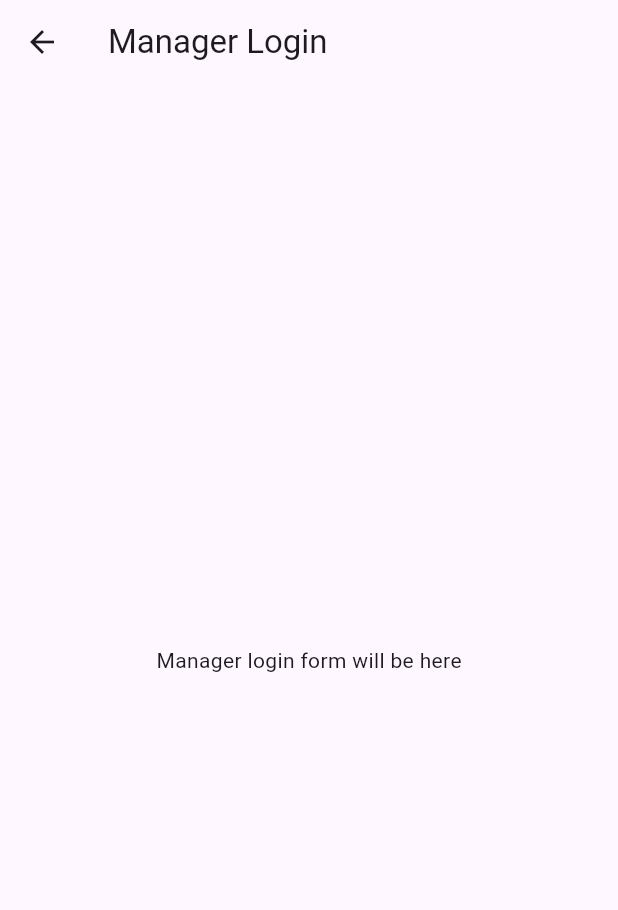
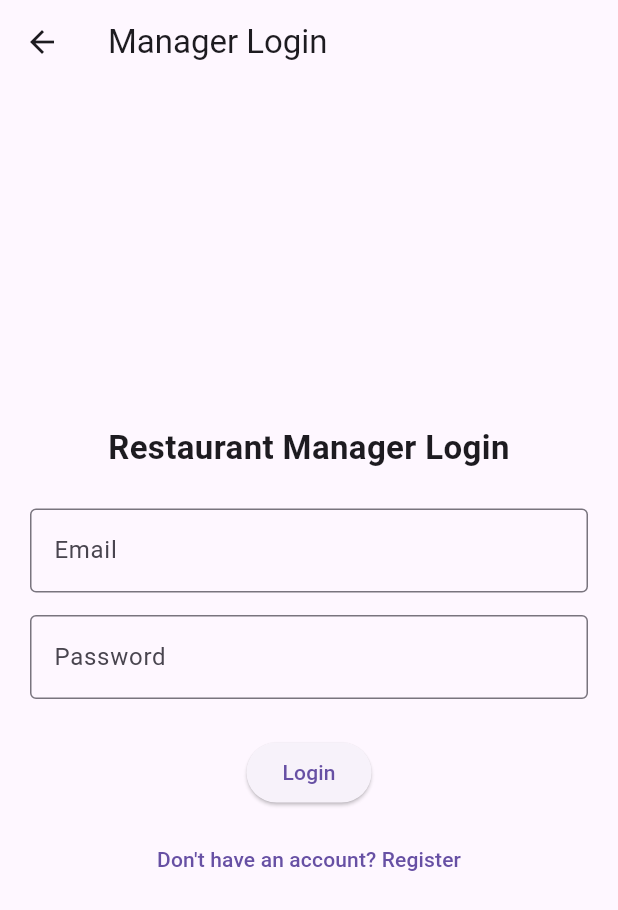
Before and after one commit to dawit-gt/enbla-restaurant-reservation, a Flutter app: the LoginManagerScreen screen opened by its route, on a phone screen of 412 x 824 dp. Shown: the top 910 px of the screen. Run offline on Flutter 3.47's test engine with Material 3 defaults, Android fonts, the phone set to English and light mode, and no system bars.

Commit message:
Update customer and manager login screens UI

```diff
--- a/src/flutter/enbla_app/lib/main.dart
+++ b/src/flutter/enbla_app/lib/main.dart
@@ -5,6 +5,8 @@ import 'screens/home/home_screen.dart';
 import 'screens/auth/role_selection_screen.dart';
 import 'screens/auth/login_customer_screen.dart';
 import 'screens/auth/login_manager_screen.dart';
+import 'screens/auth/register_customer_screen.dart';
+import 'screens/auth/register_manager_screen.dart';
 
 void main() {
   runApp(const EnblaApp());
@@ -27,6 +29,8 @@ class EnblaApp extends StatelessWidget {
         '/select-role': (context) => RoleSelectionScreen(),
         '/login_customer': (context) => LoginCustomerScreen(),
         '/login_manager': (context) => LoginManagerScreen(),
+        '/register_customer': (context) => RegisterCustomerScreen(),
+        '/register_manager': (context) => RegisterManagerScreen(),
       },
     );
   }
--- a/src/flutter/enbla_app/lib/screens/auth/login_manager_screen.dart
+++ b/src/flutter/enbla_app/lib/screens/auth/login_manager_screen.dart
@@ -1,14 +1,63 @@
 import 'package:flutter/material.dart';
 
 class LoginManagerScreen extends StatelessWidget {
-  const LoginManagerScreen({super.key});
+  const LoginManagerScreen({Key? key}) : super(key: key);
 
   @override
   Widget build(BuildContext context) {
     return Scaffold(
-      appBar: AppBar(title: Text('Manager Login')),
-      body: Center(
-        child: Text('Manager login form will be here'),
+      appBar: AppBar(
+        title: Text('Manager Login'),
+      ),
+      body: Padding(
+        padding: const EdgeInsets.all(20),
+        child: Column(
+          mainAxisAlignment: MainAxisAlignment.center,
+          children: [
+            Text(
+              'Restaurant Manager Login',
+              style: TextStyle(fontSize: 22, fontWeight: FontWeight.bold),
+              textAlign: TextAlign.center,
+            ),
+
+            SizedBox(height: 25),
+
+            TextField(
+              decoration: InputDecoration(
+                labelText: 'Email',
+                border: OutlineInputBorder(),
+              ),
+            ),
+
+            SizedBox(height: 15),
+
+            TextField(
+              obscureText: true,
+              decoration: InputDecoration(
+                labelText: 'Password',
+                border: OutlineInputBorder(),
+              ),
+            ),
+
+            SizedBox(height: 25),
+
+            ElevatedButton(
+              onPressed: () {
+                // login logic later
+              },
+              child: Text('Login'),
+            ),
+
+            SizedBox(height: 10),
+
+            TextButton(
+              onPressed: () {
+                Navigator.pushNamed(context, '/register_manager');
+              },
+              child: Text("Don't have an account? Register"),
+            ),
+          ],
+        ),
       ),
     );
   }
```
Also changed, not shown: src/flutter/enbla_app/lib/screens/auth/login_customer_screen.dart (+52 -4 lines), src/flutter/enbla_app/lib/screens/auth/register_customer_screen.dart (added, +38 -0 lines), src/flutter/enbla_app/lib/screens/auth/register_manager_screen.dart (added, +41 -0 lines).
